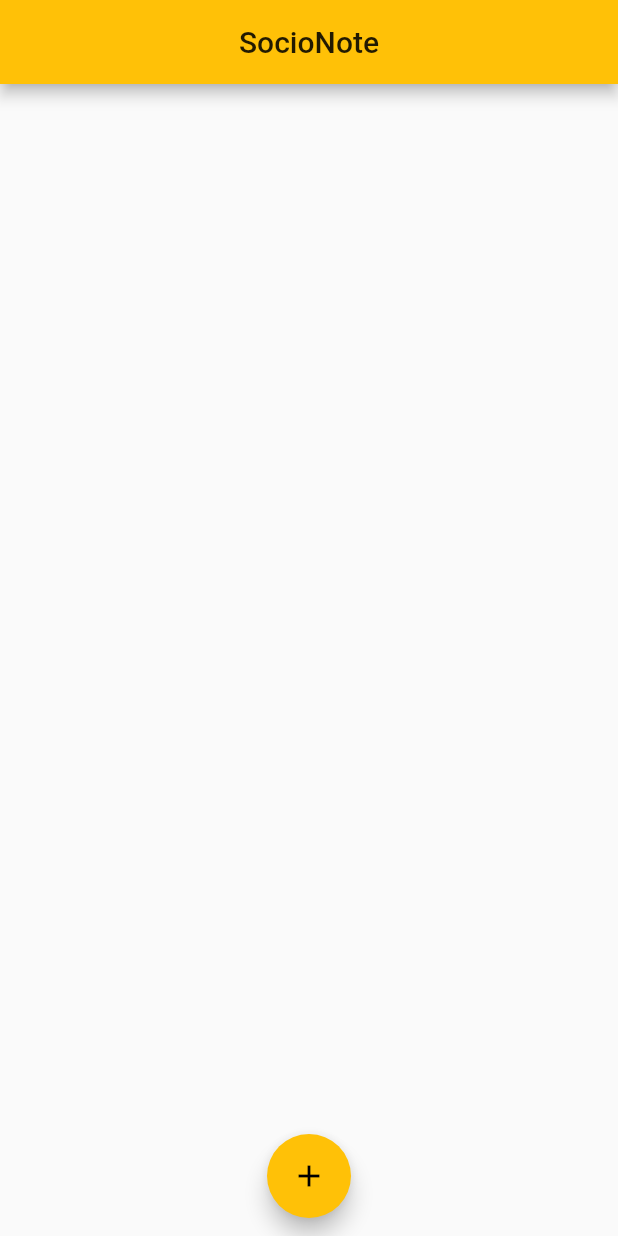
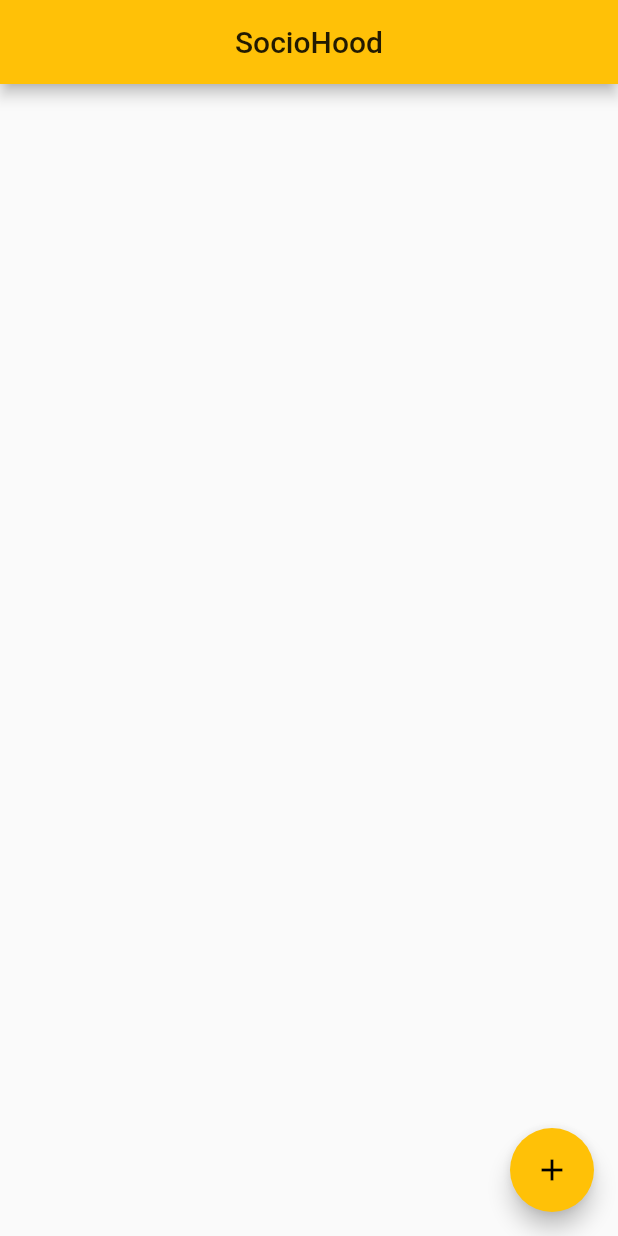
Before and after one commit to ms471841/socionote, a Flutter app: the screen it shows after launch, on a phone screen of 412 x 824 dp. Run offline on Flutter 3.47's test engine with Material 2 defaults, Android fonts, the light colour scheme and no system bars.

Commit message:
changes done

```diff
--- a/lib/homepage.dart
+++ b/lib/homepage.dart
@@ -13,26 +13,11 @@
   Widget build(BuildContext context) {
     return Scaffold(
       appBar: AppBar(
-        title: Text("SocioNote"),
         centerTitle: true,
+        title: Text("SocioHood"),
       ),
       floatingActionButton: FloatingActionButton(
-        tooltip: "Add New Note",
         child: Icon(Icons.add),
-        onPressed: () {
-          Navigator.push(
-              context, MaterialPageRoute(builder: (context) => AddNote()));
-        },
-      ),
-      floatingActionButtonLocation:
-          FloatingActionButtonLocation.miniCenterFloat,
-      floatingActionButtonAnimator: FloatingActionButtonAnimator.scaling,
-      body: Padding(
-        padding: const EdgeInsets.all(8.0),
-        child: Column(
-          mainAxisAlignment: MainAxisAlignment.start,
-          children: [],
-        ),
       ),
     );
   }
```
